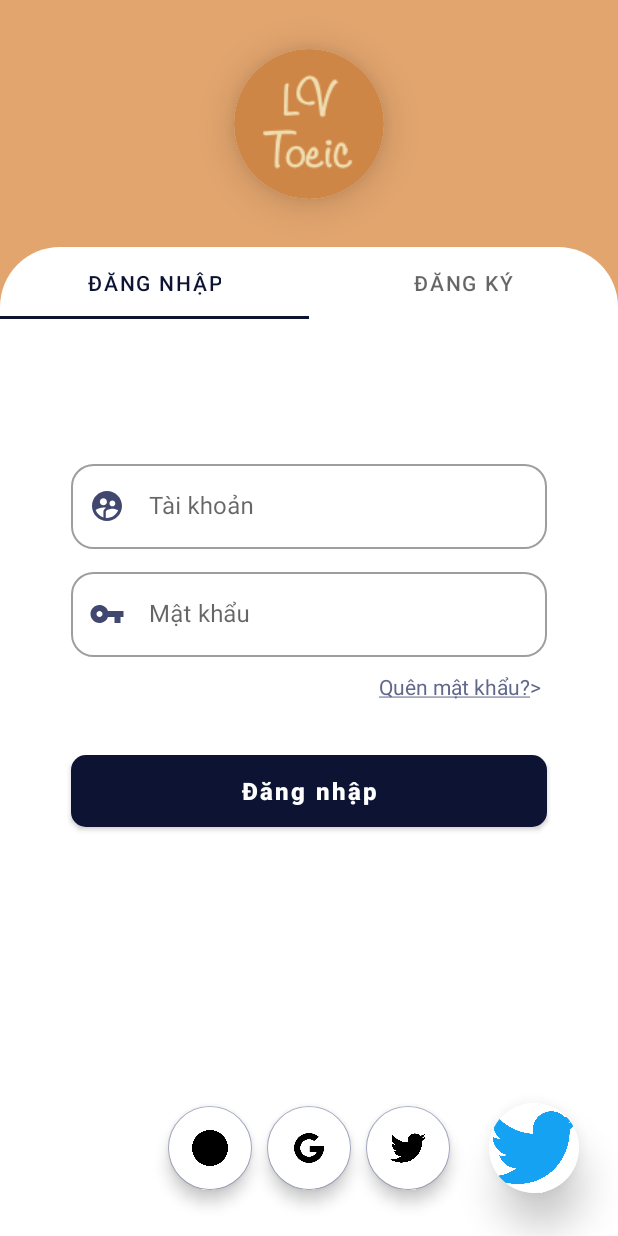
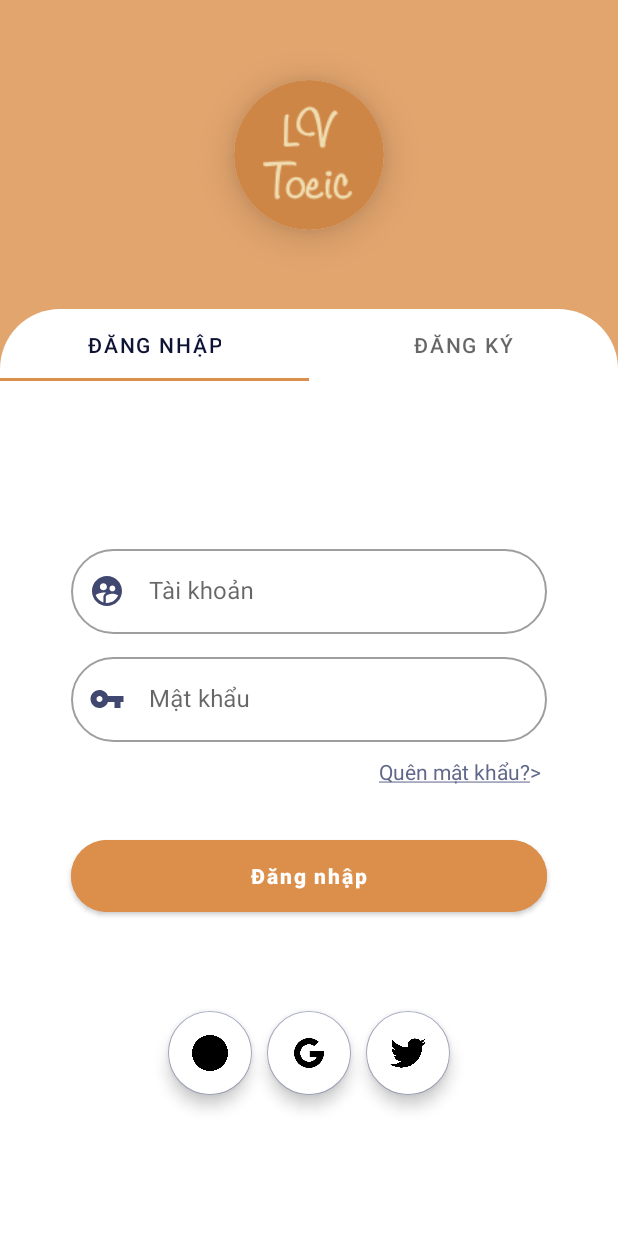
Before and after one commit to zidquocviet1/Toeic-Application, an Android app: the LoginActivity screen opened directly, with no data from a screen before it, on a phone screen of 412 x 824 dp. Run offline under Robolectric (Android 15) with nearby library versions, the phone set to English and light mode, and no system bars; our stand-ins replace Dagger/Hilt's generated code; 2 statements that could not run were skipped.

Commit message:
modify layout

```diff
--- a/app/src/main/java/com/example/toeicapplication/LoginActivity.java
+++ b/app/src/main/java/com/example/toeicapplication/LoginActivity.java
@@ -10,6 +10,7 @@ import android.content.IntentFilter;
 import android.net.ConnectivityManager;
 import android.os.Bundle;
 import android.os.Handler;
+import android.view.WindowManager;
 
 import com.example.toeicapplication.adapters.LoginAdapter;
 import com.example.toeicapplication.databinding.ActivityLoginBinding;
@@ -39,6 +40,7 @@ public class LoginActivity extends AppCompatActivity{
     @Override
     protected void onCreate(Bundle savedInstanceState) {
         super.onCreate(savedInstanceState);
+        getWindow().setFlags(WindowManager.LayoutParams.FLAG_FULLSCREEN, WindowManager.LayoutParams.FLAG_FULLSCREEN);
         binding = ActivityLoginBinding.inflate(getLayoutInflater());
         setContentView(binding.getRoot());
 
--- a/app/src/main/res/layout/activity_login.xml
+++ b/app/src/main/res/layout/activity_login.xml
@@ -14,7 +14,7 @@
         android:background="@color/ic_launcher_lv_toeic_background"
         android:scaleType="centerCrop"
         app:layout_constraintEnd_toEndOf="parent"
-        app:layout_constraintHeight_percent="0.25"
+        app:layout_constraintHeight_percent="0.3"
         app:layout_constraintStart_toStartOf="parent"
         app:layout_constraintTop_toTopOf="parent"
         app:layout_constraintVertical_bias="0" />
@@ -44,7 +44,7 @@
         android:layout_height="0dp"
         app:layout_constraintBottom_toBottomOf="parent"
         app:layout_constraintEnd_toEndOf="@id/background"
-        app:layout_constraintHeight_percent="0.8"
+        app:layout_constraintHeight_percent="0.75"
         app:layout_constraintStart_toStartOf="@id/background"
         app:layout_constraintTop_toTopOf="parent"
         app:layout_constraintVertical_bias="1">
@@ -54,6 +54,7 @@
             android:layout_width="match_parent"
             android:layout_height="wrap_content"
             android:background="@drawable/login_corner_radius"
+            app:tabIndicatorColor="@color/ic_launcher_lv_toeic_background"
             app:layout_constraintEnd_toEndOf="parent"
             app:layout_constraintStart_toStartOf="parent"
             app:layout_constraintTop_toTopOf="parent" />
@@ -63,70 +64,12 @@
             android:layout_width="match_parent"
             android:layout_height="0dp"
             android:padding="8dp"
+            android:clipToPadding="false"
             app:layout_constraintBottom_toBottomOf="parent"
             app:layout_constraintEnd_toEndOf="parent"
-            app:layout_constraintHeight_percent="0.75"
             app:layout_constraintStart_toStartOf="parent"
             app:layout_constraintTop_toBottomOf="@id/tabLayout"
             app:layout_constraintVertical_bias="0" />
 
-        <com.google.android.material.floatingactionbutton.FloatingActionButton
-            android:id="@+id/fab_google"
-            android:layout_width="wrap_content"
-            android:layout_height="wrap_content"
-            android:backgroundTint="@color/white"
-            android:elevation="35dp"
-            android:scaleType="centerCrop"
-            android:src="@drawable/ic_google"
-            app:layout_constraintBottom_toBottomOf="parent"
-            app:layout_constraintEnd_toEndOf="parent"
-            app:layout_constraintStart_toStartOf="parent"
-            app:layout_constraintTop_toBottomOf="@+id/viewPager" />
-
-        <com.google.android.material.floatingactionbutton.FloatingActionButton
-            android:id="@+id/fab_facebook"
-            android:layout_width="wrap_content"
-            android:layout_height="wrap_content"
-            android:layout_marginEnd="10dp"
-            android:backgroundTint="@color/white"
-            android:elevation="35dp"
-            android:src="@drawable/ic_facebook"
-            app:layout_constraintBottom_toBottomOf="parent"
-            app:layout_constraintEnd_toStartOf="@id/fab_google"
-            app:layout_constraintHorizontal_bias="1"
-            app:layout_constraintStart_toStartOf="parent"
-            app:layout_constraintTop_toBottomOf="@+id/viewPager" />
-
-        <com.google.android.material.floatingactionbutton.FloatingActionButton
-            android:id="@+id/fab_twitter"
-            android:layout_width="wrap_content"
-            android:layout_height="wrap_content"
-            android:layout_marginStart="10dp"
-            android:backgroundTint="@color/white"
-            android:elevation="35dp"
-            android:src="@drawable/ic_twitter"
-            app:layout_constraintBottom_toBottomOf="parent"
-            app:layout_constraintEnd_toEndOf="parent"
-            app:layout_constraintHorizontal_bias="0"
-            app:layout_constraintStart_toEndOf="@id/fab_google"
-            app:layout_constraintTop_toBottomOf="@id/viewPager" />
-
-        <androidx.cardview.widget.CardView
-            android:layout_width="60dp"
-            android:layout_height="60dp"
-            app:cardCornerRadius="40dp"
-            app:cardElevation="16dp"
-            app:layout_constraintEnd_toEndOf="parent"
-            app:layout_constraintStart_toEndOf="@id/fab_twitter"
-            app:layout_constraintBottom_toBottomOf="@id/fab_twitter"
-            app:layout_constraintTop_toTopOf="@id/fab_twitter">
-
-            <ImageView
-                android:layout_width="match_parent"
-                android:layout_height="match_parent"
-                android:background="@color/white"
-                android:scaleType="centerInside"
-                android:src="@drawable/ic_twitter" />
-        </androidx.cardview.widget.CardView>
     </androidx.constraintlayout.widget.ConstraintLayout>
 </androidx.constraintlayout.widget.ConstraintLayout>
--- a/app/src/main/res/layout/dialog_choose_mode.xml
+++ b/app/src/main/res/layout/dialog_choose_mode.xml
@@ -2,8 +2,8 @@
 <androidx.constraintlayout.widget.ConstraintLayout xmlns:android="http://schemas.android.com/apk/res/android"
     xmlns:app="http://schemas.android.com/apk/res-auto"
     android:layout_width="match_parent"
-    android:layout_height="match_parent"
-    android:layout_marginBottom="20dp">
+    android:layout_height="wrap_content"
+    android:paddingBottom="20dp">
 
     <com.google.android.material.textview.MaterialTextView
         android:id="@+id/txtTitle"
@@ -75,7 +75,7 @@
         android:text="@string/cancel"
         android:textSize="18sp"
         android:textStyle="normal"
-        app:cornerRadius="44dp"
+        app:cornerRadius="@dimen/button_edit_text_corner"
         app:layout_constraintEnd_toEndOf="@id/btnNoCount"
         app:layout_constraintStart_toStartOf="@id/btnNoCount"
         app:layout_constraintTop_toBottomOf="@id/btnNoCount"
--- a/app/src/main/res/layout/tab_login_fragment.xml
+++ b/app/src/main/res/layout/tab_login_fragment.xml
@@ -1,88 +1,133 @@
 <?xml version="1.0" encoding="utf-8"?>
 <androidx.constraintlayout.widget.ConstraintLayout xmlns:android="http://schemas.android.com/apk/res/android"
+    xmlns:app="http://schemas.android.com/apk/res-auto"
+    xmlns:tools="http://schemas.android.com/tools"
     android:layout_width="match_parent"
-    android:layout_height="match_parent"
-    xmlns:tools="http://schemas.android.com/tools"
-    tools:context=".view.fragment.TabLoginFragment"
-    xmlns:app="http://schemas.android.com/apk/res-auto">
+    android:layout_height="wrap_content"
+    tools:context=".view.fragment.TabLoginFragment">
 
     <com.google.android.material.textfield.TextInputLayout
         android:id="@+id/layoutUsername"
+        style="@style/CustomEditText"
+        android:layout_width="0dp"
+        android:layout_height="wrap_content"
+        android:hint="@string/username"
+        app:layout_constraintBottom_toBottomOf="parent"
+        app:layout_constraintEnd_toEndOf="parent"
+        app:layout_constraintHorizontal_bias=".5"
         app:layout_constraintStart_toStartOf="parent"
-        app:layout_constraintEnd_toEndOf="parent"
         app:layout_constraintTop_toTopOf="parent"
-        app:layout_constraintBottom_toBottomOf="parent"
         app:layout_constraintVertical_bias=".2"
-        app:layout_constraintHorizontal_bias=".5"
         app:layout_constraintWidth_percent=".8"
-        android:hint="@string/username"
-        app:startIconTint="@color/icon"
         app:startIconDrawable="@drawable/ic_supervised_user_circle_24"
-        android:layout_width="0dp"
-        style="@style/CustomEditText"
-        android:layout_height="wrap_content">
+        app:startIconTint="@color/icon">
 
         <com.google.android.material.textfield.TextInputEditText
-            android:textColorHint="@color/title"
+            android:layout_width="match_parent"
+            android:layout_height="match_parent"
             android:textColor="@color/content"
-            android:layout_width="match_parent"
-            android:layout_height="match_parent" />
+            android:textColorHint="@color/title" />
     </com.google.android.material.textfield.TextInputLayout>
 
     <com.google.android.material.textfield.TextInputLayout
+        android:id="@+id/layoutPassword"
         style="@style/CustomEditText"
-        android:id="@+id/layoutPassword"
+        android:layout_width="0dp"
+        android:layout_height="wrap_content"
+        android:layout_marginTop="10dp"
+        android:hint="@string/password"
+        app:layout_constraintBottom_toBottomOf="parent"
+        app:layout_constraintEnd_toEndOf="parent"
+        app:layout_constraintHorizontal_bias=".5"
         app:layout_constraintStart_toStartOf="parent"
-        app:layout_constraintEnd_toEndOf="parent"
         app:layout_constraintTop_toBottomOf="@id/layoutUsername"
-        app:layout_constraintBottom_toBottomOf="parent"
         app:layout_constraintVertical_bias="0"
-        android:layout_marginTop="10dp"
-        app:layout_constraintHorizontal_bias=".5"
         app:layout_constraintWidth_percent=".8"
-        android:hint="@string/password"
-        app:startIconTint="@color/icon"
         app:startIconDrawable="@drawable/ic_key_24"
-        android:layout_width="0dp"
-        android:layout_height="wrap_content">
+        app:startIconTint="@color/icon">
 
         <com.google.android.material.textfield.TextInputEditText
             android:layout_width="match_parent"
-            android:textColorHint="@color/title"
+            android:layout_height="match_parent"
+            android:inputType="textPassword"
             android:textColor="@color/content"
-            android:inputType="textPassword"
-            android:layout_height="match_parent" />
+            android:textColorHint="@color/title" />
     </com.google.android.material.textfield.TextInputLayout>
 
     <TextView
         android:id="@+id/txtForget"
         android:layout_width="wrap_content"
         android:layout_height="wrap_content"
-        android:text="@string/forget_password"
-        app:layout_constraintVertical_bias="0"
         android:layout_marginTop="10dp"
         android:layout_marginEnd="4dp"
-        android:textColor="@color/description"
         android:background="?selectableItemBackground"
         android:clickable="true"
+        android:text="@string/forget_password"
+        android:textColor="@color/description"
         app:layout_constraintBottom_toBottomOf="parent"
         app:layout_constraintEnd_toEndOf="@+id/layoutPassword"
-        app:layout_constraintTop_toBottomOf="@+id/layoutPassword" />
+        app:layout_constraintTop_toBottomOf="@+id/layoutPassword"
+        app:layout_constraintVertical_bias="0" />
 
     <com.google.android.material.button.MaterialButton
         android:id="@+id/btnLogin"
         style="@style/CornerButton"
         android:layout_width="0dp"
         android:layout_height="60dp"
+        android:layout_marginTop="30dp"
+        android:backgroundTint="@color/ic_launcher_lv_toeic_background"
         android:text="@string/login"
-        android:textSize="16sp"
+        android:textAllCaps="true"
         android:textColor="@color/white"
+        android:textSize="14sp"
         android:textStyle="bold"
-        android:textAllCaps="true"
-        android:layout_marginTop="30dp"
-        app:layout_constraintVertical_bias="0"
         app:layout_constraintBottom_toBottomOf="parent"
         app:layout_constraintEnd_toEndOf="@+id/layoutPassword"
         app:layout_constraintStart_toStartOf="@+id/layoutPassword"
-        app:layout_constraintTop_toBottomOf="@id/txtForget"/>
+        app:layout_constraintTop_toBottomOf="@id/txtForget"
+        app:layout_constraintVertical_bias="0" />
+
+    <com.google.android.material.floatingactionbutton.FloatingActionButton
+        android:id="@+id/fab_google"
+        android:layout_width="wrap_content"
+        android:layout_height="wrap_content"
+        android:layout_marginTop="60dp"
+        android:backgroundTint="@color/white"
+        android:elevation="35dp"
+        android:scaleType="centerCrop"
+        android:src="@drawable/ic_google"
+        app:layout_constraintBottom_toBottomOf="parent"
+        app:layout_constraintEnd_toEndOf="parent"
+        app:layout_constraintStart_toStartOf="parent"
+        app:layout_constraintTop_toBottomOf="@+id/btnLogin"
+        app:layout_constraintVertical_bias="0" />
+
+    <com.google.android.material.floatingactionbutton.FloatingActionButton
+        android:id="@+id/fab_facebook"
+        android:layout_width="wrap_content"
+        android:layout_height="wrap_content"
+        android:layout_marginEnd="10dp"
+        android:backgroundTint="@color/white"
+        android:elevation="35dp"
+        android:src="@drawable/ic_facebook"
+        app:layout_constraintBottom_toBottomOf="@id/fab_google"
+        app:layout_constraintEnd_toStartOf="@id/fab_google"
+        app:layout_constraintHorizontal_bias="1"
+        app:layout_constraintStart_toStartOf="parent"
+        app:layout_constraintTop_toTopOf="@id/fab_google"/>
+
+    <com.google.android.material.floatingactionbutton.FloatingActionButton
+        android:id="@+id/fab_twitter"
+        android:layout_width="wrap_content"
+        android:layout_height="wrap_content"
+        android:layout_marginStart="10dp"
+        android:backgroundTint="@color/white"
+        android:elevation="35dp"
+        android:src="@drawable/ic_twitter"
+        app:layout_constraintBottom_toBottomOf="@id/fab_google"
+        app:layout_constraintEnd_toEndOf="parent"
+        app:layout_constraintHorizontal_bias="0"
+        app:layout_constraintStart_toEndOf="@id/fab_google"
+        app:layout_constraintTop_toTopOf="@id/fab_google"
+        app:layout_constraintVertical_bias="0" />
 </androidx.constraintlayout.widget.ConstraintLayout>
--- a/app/src/main/res/layout/tab_signup_fragment.xml
+++ b/app/src/main/res/layout/tab_signup_fragment.xml
@@ -3,7 +3,7 @@
     xmlns:app="http://schemas.android.com/apk/res-auto"
     xmlns:tools="http://schemas.android.com/tools"
     android:layout_width="match_parent"
-    android:layout_height="match_parent"
+    android:layout_height="wrap_content"
     tools:context=".view.fragment.TabSignUpFragment">
 
     <com.google.android.material.textfield.TextInputLayout
@@ -16,7 +16,7 @@
         app:layout_constraintEnd_toEndOf="parent"
         app:layout_constraintStart_toStartOf="parent"
         app:layout_constraintTop_toTopOf="parent"
-        app:layout_constraintVertical_bias="0.05"
+        app:layout_constraintVertical_bias="0.1"
         app:layout_constraintWidth_percent=".8"
         app:startIconDrawable="@drawable/ic_account_circle_24"
         app:startIconTint="@color/icon">
@@ -48,8 +48,8 @@
         <com.google.android.material.textfield.TextInputEditText
             android:layout_width="match_parent"
             android:layout_height="match_parent"
+            android:inputType="text"
             android:textColor="@color/content"
-            android:inputType="text"
             android:textColorHint="@color/title" />
     </com.google.android.material.textfield.TextInputLayout>
 
@@ -109,10 +109,11 @@
         android:layout_width="0dp"
         android:layout_height="60dp"
         android:layout_marginTop="40dp"
+        android:backgroundTint="@color/ic_launcher_lv_toeic_background"
         android:text="@string/signup"
         android:textAllCaps="true"
         android:textColor="@color/white"
-        android:textSize="16sp"
+        android:textSize="14sp"
         android:textStyle="bold"
         app:layout_constraintBottom_toBottomOf="parent"
         app:layout_constraintEnd_toEndOf="@+id/layoutRePassword"
--- a/app/src/main/res/values/dimens.xml
+++ b/app/src/main/res/values/dimens.xml
@@ -13,4 +13,5 @@
     -->
     <dimen name="inner_frame_layout_padding">5dp</dimen>
     <dimen name="text_margin">16dp</dimen>
+    <dimen name="button_edit_text_corner">44dp</dimen>
 </resources>
--- a/app/src/main/res/values/styles.xml
+++ b/app/src/main/res/values/styles.xml
@@ -46,10 +46,10 @@
     </style>
 
     <style name="CustomEditText" parent="Widget.MaterialComponents.TextInputLayout.OutlinedBox">
-        <item name="boxCornerRadiusBottomEnd">15dp</item>
-        <item name="boxCornerRadiusBottomStart">15dp</item>
-        <item name="boxCornerRadiusTopEnd">15dp</item>
-        <item name="boxCornerRadiusTopStart">15dp</item>
+        <item name="boxCornerRadiusBottomEnd">@dimen/button_edit_text_corner</item>
+        <item name="boxCornerRadiusBottomStart">@dimen/button_edit_text_corner</item>
+        <item name="boxCornerRadiusTopEnd">@dimen/button_edit_text_corner</item>
+        <item name="boxCornerRadiusTopStart">@dimen/button_edit_text_corner</item>
         <item name="boxBackgroundColor">@color/white</item>
         <item name="hintTextColor">@color/title</item>
         <item name="maxLines">1</item>
@@ -57,7 +57,7 @@
     </style>
 
     <style name="CornerButton" parent="Widget.MaterialComponents.Button">
-        <item name="cornerRadius">10dp</item>
+        <item name="cornerRadius">@dimen/button_edit_text_corner</item>
         <item name="android:maxLines">1</item>
         <item name="textAllCaps">false</item>
         <item name="background">?selectableItemBackground</item>
```
